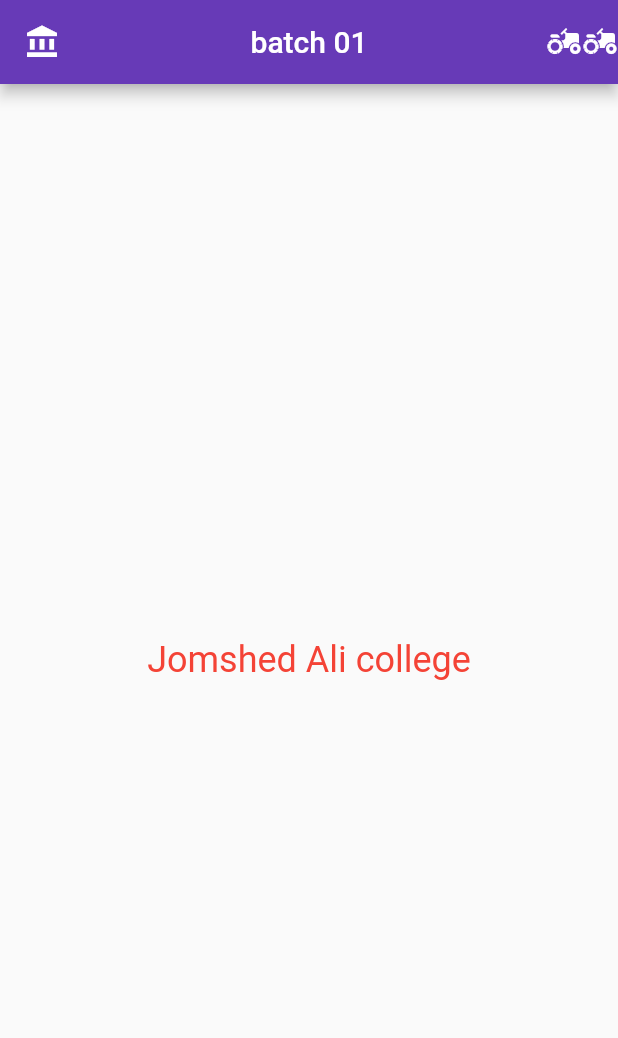
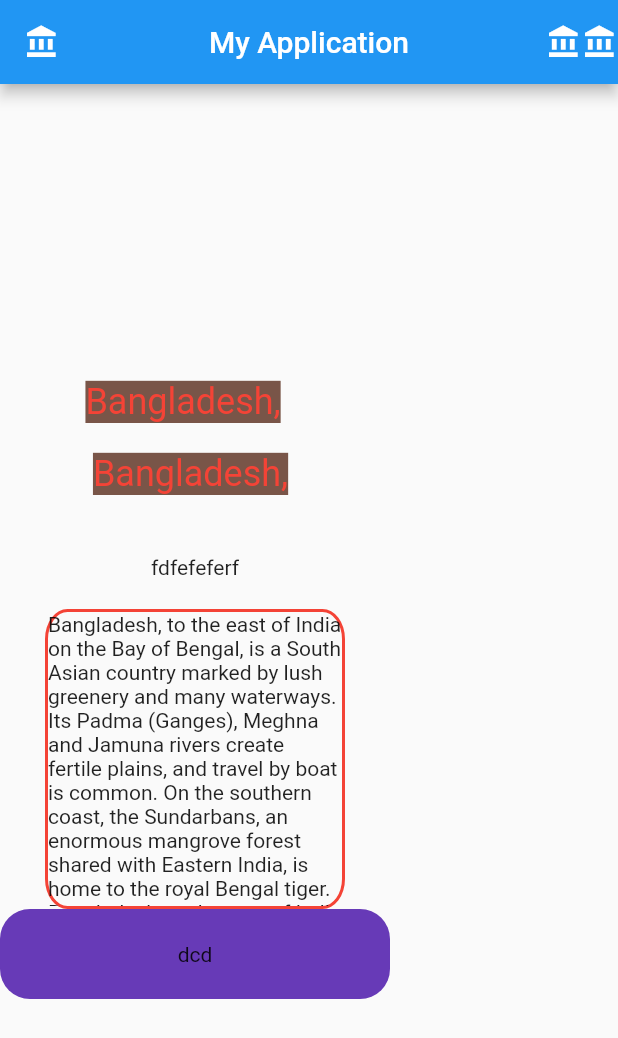
Before and after one commit to jihanislam007/ict_appdevelopment_batch_1, a Flutter app: the screen it shows after launch, on a phone screen of 412 x 824 dp. Shown: the top 1038 px of the screen. Run offline on Flutter 3.47's test engine with Material 2 defaults, Android fonts, the phone set to English and light mode, and no system bars.

Commit message:
Class 11/4

```diff
--- a/lib/main.dart
+++ b/lib/main.dart
@@ -1,32 +1,67 @@
 import 'package:flutter/material.dart';
-
 void main() {
   runApp(myApp());
 }
-
 class myApp extends StatelessWidget {
-  const myApp({Key? key}) : super(key: key);
-
   @override
   Widget build(BuildContext context) {
     return MaterialApp(
         home: Scaffold(
             appBar: AppBar(
-          leading: Icon(Icons.account_balance),
-          actions: [Icon(Icons.agriculture),
-            Icon(Icons.agriculture)],
-          backgroundColor: Colors.deepPurple,
-          title: Text("batch 01"),
+              leading: Icon(Icons.account_balance_sharp),
+              actions: [
+                Icon(Icons.account_balance_sharp),
+                Icon(Icons.account_balance_sharp),
+              ],
               centerTitle: true,
+              title: Text("My Application"),
             ),
             body: SafeArea(
-          child: Center(
-            child: Text("Jomshed Ali college",
-              style: TextStyle(fontSize: 24,
-                  color: Colors.red),),
+                child: Column(
+                  mainAxisAlignment: MainAxisAlignment.center,
+              //mainAxisAlignment: MainAxisAlignment.center,
+              children: [
+                Padding(
+                  padding: const EdgeInsets.only(left: 20,right: 30,top: 40,),
+                  child: Text(
+                  "Bangladesh, ",
+                  style: TextStyle(fontSize: 24, color: Colors.red,backgroundColor: Colors.brown),textAlign: TextAlign.justify,
                 ),
                 ),
+
+                Padding(
+                  padding: const EdgeInsets.all(20.0),
+                  child: Text(
+                    "Bangladesh, ",
+                    style: TextStyle(fontSize: 24, color: Colors.red,backgroundColor: Colors.brown),textAlign: TextAlign.justify,
                   ),
-    );
+                ),
+
+                Padding(padding: EdgeInsets.all(20),
+                child: Text("fdfefeferf"),),
+
+                Container(
+                  height: 200,
+                  width: 200,
+                  //color: Colors.deepOrange,
+                  decoration: BoxDecoration(
+                    border: Border.all(width: 2,color: Colors.red),
+                        borderRadius: BorderRadius.all(Radius.elliptical(15,20))
+                  ),
+
+                  child: Text("Bangladesh, to the east of India on the Bay of Bengal, is a South Asian country marked by lush greenery and many waterways. Its Padma (Ganges), Meghna and Jamuna rivers create fertile plains, and travel by boat is common. On the southern coast, the Sundarbans, an enormous mangrove forest shared with Eastern India, is home to the royal Bengal tiger. Bangladesh, to the east of India on the Bay of Bengal, is a South Asian country marked by lush greenery and many waterways. Its Padma (Ganges), Meghna and Jamuna rivers create fertile plains, and travel by boat is common. On the southern coast, the Sundarbans, an enormous mangrove forest shared with Eastern India, is home to the royal Bengal tiger. "),
+                ),
+
+                Container(
+                  width: 260,
+                  height: 60,
+                  child: Center(child: Text("dcd")),
+                  decoration: BoxDecoration(
+                    borderRadius: BorderRadius.all(Radius.circular(20)),
+                      shape: BoxShape.rectangle,
+                      color: Colors.deepPurple),
+                )
+              ],
+            ))));
   }
 }
```
Lines whose indentation alone changed are shown as unchanged.
